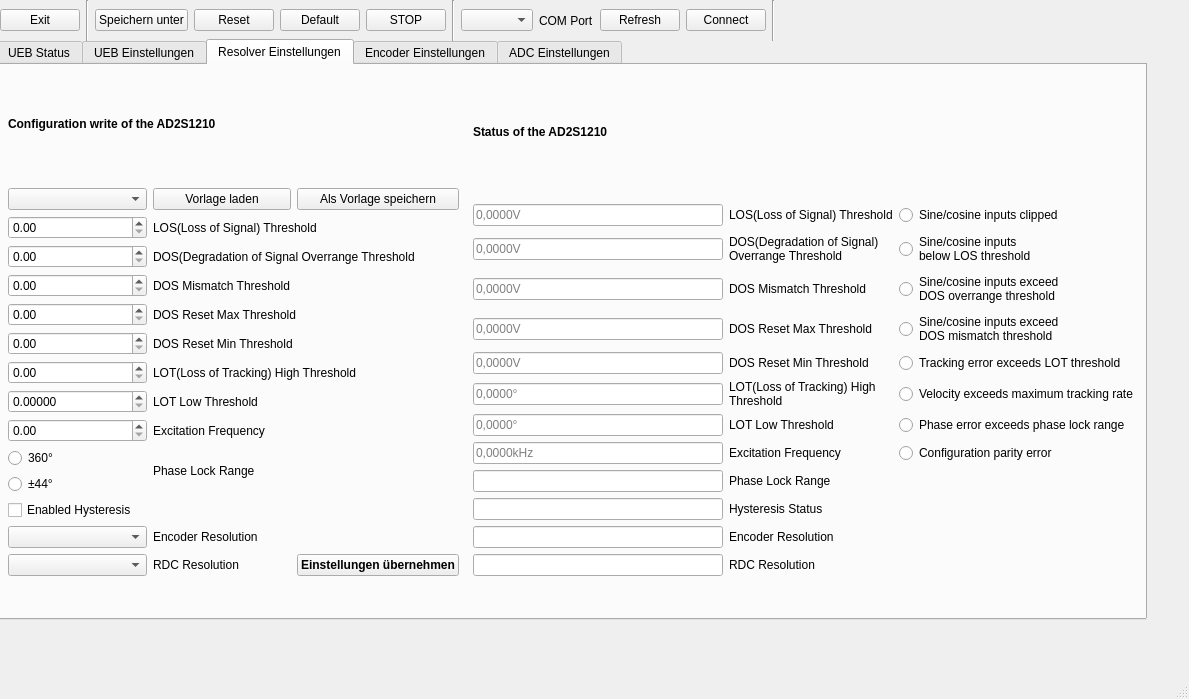
Old version of the form ui_mainwindow.ui in the repository D0kRay/UEB_GUI_PyQt.
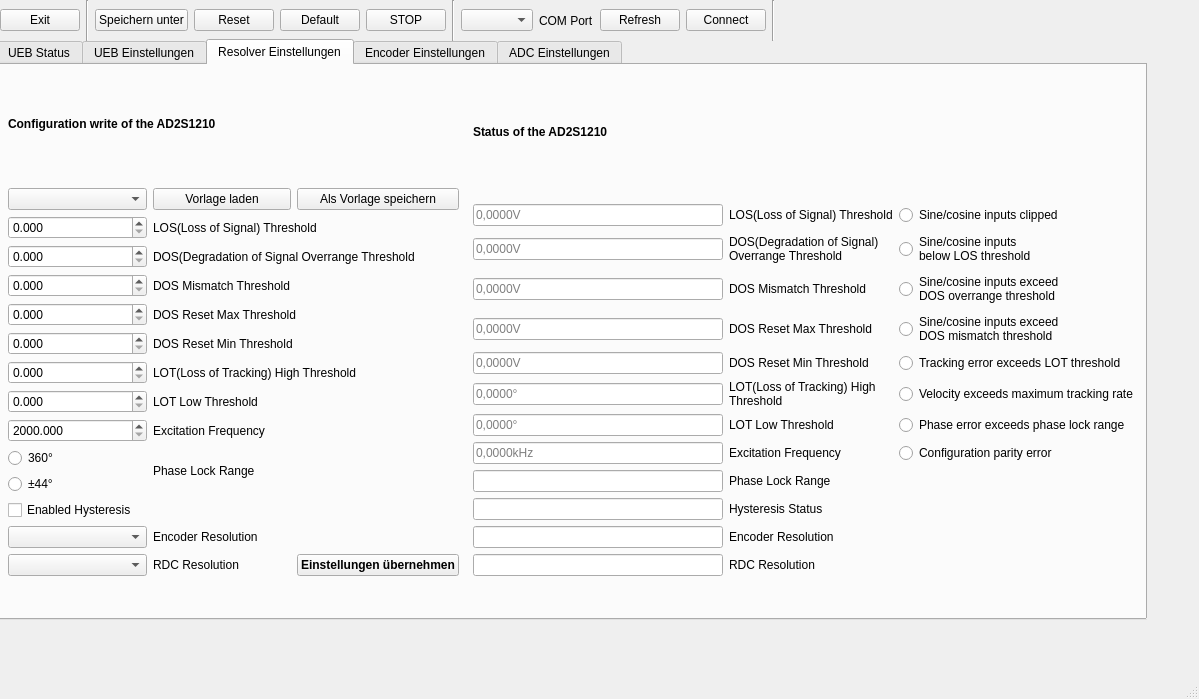
New version of the form. The open tabs and pages were chosen to show the change. Custom widgets are drawn as their Qt base class.

Commit message: ResolverGUITab angepasste Eingaben

Diff of the .ui file:
```diff
--- a/ui_mainwindow.ui
+++ b/ui_mainwindow.ui
@@ -6,7 +6,7 @@
    <rect>
     <x>0</x>
     <y>0</y>
-    <width>1189</width>
+    <width>1199</width>
     <height>699</height>
    </rect>
   </property>
@@ -481,7 +481,17 @@
         </widget>
        </item>
        <item row="2" column="0">
-        <widget class="QDoubleSpinBox" name="doubleSpinBox"/>
+        <widget class="QDoubleSpinBox" name="doubleSpinBox">
+         <property name="decimals">
+          <number>3</number>
+         </property>
+         <property name="maximum">
+          <double>4.826000000000000</double>
+         </property>
+         <property name="singleStep">
+          <double>0.038000000000000</double>
+         </property>
+        </widget>
        </item>
        <item row="11" column="0">
         <widget class="QRadioButton" name="radioButton_8">
@@ -491,7 +501,17 @@
         </widget>
        </item>
        <item row="6" column="0">
-        <widget class="QDoubleSpinBox" name="doubleSpinBox_5"/>
+        <widget class="QDoubleSpinBox" name="doubleSpinBox_5">
+         <property name="decimals">
+          <number>3</number>
+         </property>
+         <property name="maximum">
+          <double>4.826000000000000</double>
+         </property>
+         <property name="singleStep">
+          <double>0.038000000000000</double>
+         </property>
+        </widget>
        </item>
        <item row="8" column="1" colspan="2">
         <widget class="QLabel" name="label_6">
@@ -525,7 +545,17 @@
         </widget>
        </item>
        <item row="3" column="0">
-        <widget class="QDoubleSpinBox" name="doubleSpinBox_2"/>
+        <widget class="QDoubleSpinBox" name="doubleSpinBox_2">
+         <property name="decimals">
+          <number>3</number>
+         </property>
+         <property name="maximum">
+          <double>4.826000000000000</double>
+         </property>
+         <property name="singleStep">
+          <double>0.038000000000000</double>
+         </property>
+        </widget>
        </item>
        <item row="4" column="1" colspan="2">
         <widget class="QLabel" name="label_4">
@@ -542,17 +572,46 @@
         </widget>
        </item>
        <item row="5" column="0">
-        <widget class="QDoubleSpinBox" name="doubleSpinBox_4"/>
+        <widget class="QDoubleSpinBox" name="doubleSpinBox_4">
+         <property name="decimals">
+          <number>3</number>
+         </property>
+         <property name="maximum">
+          <double>4.826000000000000</double>
+         </property>
+         <property name="singleStep">
+          <double>0.038000000000000</double>
+         </property>
+        </widget>
        </item>
        <item row="8" column="0">
         <widget class="QDoubleSpinBox" name="doubleSpinBox_7">
          <property name="decimals">
-          <number>5</number>
+          <number>3</number>
+         </property>
+         <property name="maximum">
+          <double>9.016999999999999</double>
+         </property>
+         <property name="singleStep">
+          <double>0.071000000000000</double>
          </property>
         </widget>
        </item>
        <item row="9" column="0">
-        <widget class="QDoubleSpinBox" name="doubleSpinBox_8"/>
+        <widget class="QDoubleSpinBox" name="doubleSpinBox_8">
+         <property name="decimals">
+          <number>3</number>
+         </property>
+         <property name="minimum">
+          <double>2000.000000000000000</double>
+         </property>
+         <property name="maximum">
+          <double>20000.000000000000000</double>
+         </property>
+         <property name="singleStep">
+          <double>250.000000000000000</double>
+         </property>
+        </widget>
        </item>
        <item row="15" column="0" colspan="3">
         <spacer name="verticalSpacer_2">
@@ -585,7 +644,17 @@
         </widget>
        </item>
        <item row="7" column="0">
-        <widget class="QDoubleSpinBox" name="doubleSpinBox_6"/>
+        <widget class="QDoubleSpinBox" name="doubleSpinBox_6">
+         <property name="decimals">
+          <number>3</number>
+         </property>
+         <property name="maximum">
+          <double>9.016999999999999</double>
+         </property>
+         <property name="singleStep">
+          <double>0.071000000000000</double>
+         </property>
+        </widget>
        </item>
        <item row="5" column="1" colspan="2">
         <widget class="QLabel" name="label_5">
@@ -622,7 +691,17 @@
         </widget>
        </item>
        <item row="4" column="0">
-        <widget class="QDoubleSpinBox" name="doubleSpinBox_3"/>
+        <widget class="QDoubleSpinBox" name="doubleSpinBox_3">
+         <property name="decimals">
+          <number>3</number>
+         </property>
+         <property name="maximum">
+          <double>4.826000000000000</double>
+         </property>
+         <property name="singleStep">
+          <double>0.038000000000000</double>
+         </property>
+        </widget>
        </item>
        <item row="1" column="2">
         <widget class="QPushButton" name="pushButton_8">
```
Left out of the diff: 40 changed lines with no effect on the pictures. The commit also changes 1 other file.
